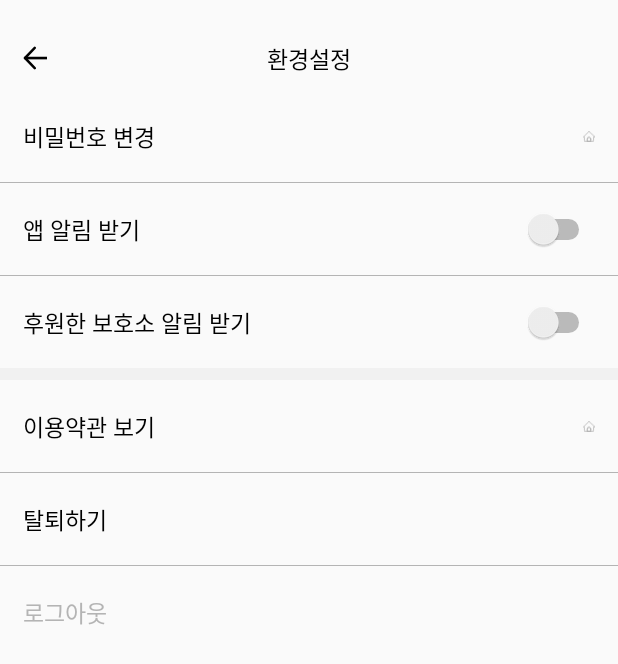
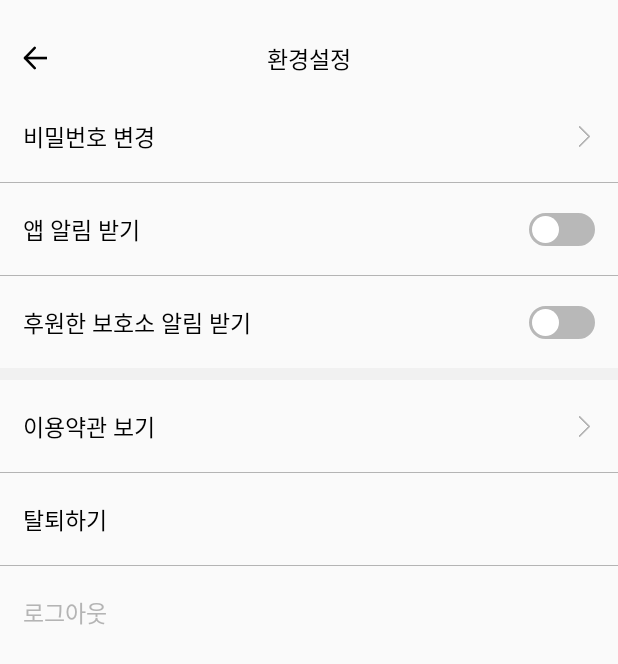
Before and after one commit to Sookhee/DonorPets2.0, an Android app: the SettingActivity screen opened directly, with no data from a screen before it, on a phone screen of 412 x 824 dp. Shown: the top 664 px of the screen. Run offline under Robolectric (Android 15) with nearby library versions, the phone set to English and light mode, and no system bars; Roboto replaces fonts that are not available here.

Commit message:
수정 - 보호소 프로필 - 스크롤 모드 never - setting switch 수정

```diff
--- a/app/src/main/java/kr/hs/emirim/sookhee/redonorpets/DonationActivity.java
+++ b/app/src/main/java/kr/hs/emirim/sookhee/redonorpets/DonationActivity.java
@@ -106,7 +106,7 @@ public class DonationActivity extends AppCompatActivity {
             chip.setCheckable(true);
             chip.setCheckedIconVisible(false);
             chip.setChipIconSize(dm.density*15);
-            chip.setHeight((int)dm.density*70);
+            chip.setHeight((int)dm.density*55);
             chip.setChipStartPadding(dm.density*9);
             if(donationObject.get(i).getIsDonation()){
                 chip.setChipIcon(getResources().getDrawable(R.drawable.icon_check_true));
@@ -246,7 +246,6 @@ public class DonationActivity extends AppCompatActivity {
             @Override
             public void onClick(View v) {
                 if(checkTerms[1] == true && checkTerms[2] && totalPoint > 0){
-                    Toast.makeText(getApplicationContext(), "제출", Toast.LENGTH_SHORT).show();
                     finish();
                 }
                 else if(totalPoint == 0){
--- a/app/src/main/java/kr/hs/emirim/sookhee/redonorpets/SettingActivity.java
+++ b/app/src/main/java/kr/hs/emirim/sookhee/redonorpets/SettingActivity.java
@@ -34,6 +34,8 @@ public class SettingActivity extends AppCompatActivity {
         Intent intent;
         intent = new Intent(view.getContext(), LoginActivity.class);
         startActivity(intent);
+
+        finish();
     }
 
 
--- a/app/src/main/java/kr/hs/emirim/sookhee/redonorpets/ShelterProfileActivity.java
+++ b/app/src/main/java/kr/hs/emirim/sookhee/redonorpets/ShelterProfileActivity.java
@@ -62,7 +62,7 @@ public class ShelterProfileActivity extends AppCompatActivity {
     private FirebaseDatabase FirebaseDatabase;
     private DatabaseReference shelterDatabaseReference;
     private DatabaseReference storyDatabaseReference = FirebaseDatabase.getInstance().getReference().child("story");
-    private DatabaseReference userDatabaseReference = FirebaseDatabase.getInstance().getReference().child("user").child("0");
+    private DatabaseReference userDatabaseReference = FirebaseDatabase.getInstance().getReference().child("user").child("-MAFju1Ieq4ZfwhhdhsR");
     Query storyQuery;
 
     //
@@ -102,7 +102,7 @@ public class ShelterProfileActivity extends AppCompatActivity {
 
                 shelterStoryCount = dataSnapshot.child("storyCount").getValue(int.class);
                 tvStoryCount = findViewById(R.id.storyCountTextView);
-                tvStoryCount.setText(Integer.toString(shelterLikeCount));
+                tvStoryCount.setText(Integer.toString(shelterStoryCount));
 
                 tvDonorCount = findViewById(R.id.donorCountTextView);
                 tvDonorCount.setText((dataSnapshot.child("donorCount").getValue(int.class).toString()));
--- a/app/src/main/java/kr/hs/emirim/sookhee/redonorpets/adapter/StoryAdapter.java
+++ b/app/src/main/java/kr/hs/emirim/sookhee/redonorpets/adapter/StoryAdapter.java
@@ -2,6 +2,7 @@ package kr.hs.emirim.sookhee.redonorpets.adapter;
 
 import android.content.Context;
 import android.content.Intent;
+import android.util.Log;
 import android.view.LayoutInflater;
 import android.view.View;
 import android.view.ViewGroup;
@@ -53,6 +54,7 @@ public class StoryAdapter extends RecyclerView.Adapter<StoryAdapter.CustomViewHo
         holder.tvLikeCount.setText(Integer.toString(story.getLikeCount()));
         holder.tvCommentCount.setText(Integer.toString(story.getCommentCount()));
         Picasso.get().load(img).into(holder.ivMainImg);
+
 
     }
 
--- a/app/src/main/java/kr/hs/emirim/sookhee/redonorpets/model/StoryData.java
+++ b/app/src/main/java/kr/hs/emirim/sookhee/redonorpets/model/StoryData.java
@@ -1,4 +1,6 @@
 package kr.hs.emirim.sookhee.redonorpets.model;
+
+import java.util.ArrayList;
 
 public class StoryData {
 
@@ -10,7 +12,6 @@ public class StoryData {
     public String storyPosition;
     public int likeCount;
     public int commentCount;
-
 
     public StoryData() {
     }
--- /dev/null
+++ b/app/src/main/res/drawable/thumb_selector.xml
@@ -0,0 +1,11 @@
+<?xml version="1.0" encoding="utf-8"?>
+<selector xmlns:android="http://schemas.android.com/apk/res/android">
+    <item android:state_checked="false">
+        <shape android:dither="true" android:shape="rectangle" android:useLevel="false" android:visible="true">
+            <solid android:color="@color/white" />
+            <corners android:radius="100dp" />
+            <size android:width="22dp" android:height="22dp" />
+            <stroke android:width="4dp" android:color="#0000ffff" />
+        </shape>
+    </item>
+</selector>
--- /dev/null
+++ b/app/src/main/res/drawable/track_selector.xml
@@ -0,0 +1,22 @@
+<?xml version="1.0" encoding="utf-8"?>
+<selector xmlns:android="http://schemas.android.com/apk/res/android">
+    <item android:state_checked="true">
+        <shape android:dither="true" android:shape="rectangle" android:useLevel="false" android:visible="true">
+            <solid android:color="@color/deep_sky_blue" />
+            <corners android:radius="50dp" />
+            <size android:width="18dp" android:height="12dp" />
+            <stroke android:width="2dp"
+                android:color="@color/deep_sky_blue"/>
+        </shape>
+    </item>
+    <item android:state_checked="false">
+        <shape android:dither="true" android:shape="rectangle" android:useLevel="false" android:visible="true">
+            <solid android:color="#b8b8b8"/>
+            <corners android:radius="50dp" />
+            <size android:width="18dp" android:height="12dp" />
+            <stroke
+                android:width="2dp"
+                android:color="#b8b8b8" />
+        </shape>
+    </item>
+</selector>
--- a/app/src/main/res/layout/activity_donation.xml
+++ b/app/src/main/res/layout/activity_donation.xml
@@ -4,6 +4,8 @@
     xmlns:tools="http://schemas.android.com/tools"
     android:layout_width="match_parent"
     android:layout_height="match_parent"
+    android:focusable="true"
+    android:focusableInTouchMode="true"
     tools:context=".DonationActivity">
 
     <androidx.constraintlayout.widget.ConstraintLayout
--- a/app/src/main/res/layout/activity_setting.xml
+++ b/app/src/main/res/layout/activity_setting.xml
@@ -63,13 +63,13 @@
 
                 <ImageView
                     android:id="@+id/imageView21"
-                    android:layout_width="8dp"
+                    android:layout_width="14dp"
                     android:layout_height="14dp"
                     android:layout_marginEnd="15dp"
+                    android:background="@drawable/icon_right_arrow"
                     app:layout_constraintBottom_toBottomOf="parent"
                     app:layout_constraintEnd_toEndOf="parent"
-                    app:layout_constraintTop_toTopOf="parent"
-                    app:srcCompat="@drawable/icon_home" />
+                    app:layout_constraintTop_toTopOf="parent" />
 
                 <TextView
                     android:id="@+id/textView31"
@@ -120,6 +120,8 @@
                     android:layout_width="wrap_content"
                     android:layout_height="wrap_content"
                     android:layout_marginEnd="15dp"
+                    android:thumb="@drawable/thumb_selector"
+                    android:track="@drawable/track_selector"
                     app:layout_constraintBottom_toBottomOf="parent"
                     app:layout_constraintEnd_toEndOf="parent"
                     app:layout_constraintTop_toTopOf="parent" />
@@ -157,6 +159,8 @@
                     android:layout_width="wrap_content"
                     android:layout_height="wrap_content"
                     android:layout_marginEnd="15dp"
+                    android:thumb="@drawable/thumb_selector"
+                    android:track="@drawable/track_selector"
                     app:layout_constraintBottom_toBottomOf="parent"
                     app:layout_constraintEnd_toEndOf="parent"
                     app:layout_constraintTop_toTopOf="parent" />
@@ -175,13 +179,13 @@
 
                 <ImageView
                     android:id="@+id/imageView24"
-                    android:layout_width="8dp"
+                    android:layout_width="14dp"
                     android:layout_height="14dp"
                     android:layout_marginEnd="15dp"
+                    android:background="@drawable/icon_right_arrow"
                     app:layout_constraintBottom_toBottomOf="parent"
                     app:layout_constraintEnd_toEndOf="parent"
-                    app:layout_constraintTop_toTopOf="parent"
-                    app:srcCompat="@drawable/icon_home" />
+                    app:layout_constraintTop_toTopOf="parent" />
 
                 <TextView
                     android:id="@+id/textView24"
--- a/app/src/main/res/layout/activity_story_detail.xml
+++ b/app/src/main/res/layout/activity_story_detail.xml
@@ -2,6 +2,8 @@
 <androidx.constraintlayout.widget.ConstraintLayout xmlns:android="http://schemas.android.com/apk/res/android"
     xmlns:app="http://schemas.android.com/apk/res-auto"
     xmlns:tools="http://schemas.android.com/tools"
+    android:focusable="true"
+    android:focusableInTouchMode="true"
     android:layout_width="match_parent"
     android:layout_height="match_parent"
     tools:context=".StoryDetailActivity">
--- a/app/src/main/res/layout/donation_item.xml
+++ b/app/src/main/res/layout/donation_item.xml
@@ -4,6 +4,8 @@
     xmlns:tools="http://schemas.android.com/tools"
     android:layout_width="match_parent"
     android:layout_height="wrap_content"
+    android:focusable="true"
+    android:focusableInTouchMode="true"
     android:background="@color/white">
 
     <TextView
--- a/app/src/main/res/layout/fragment_mypage.xml
+++ b/app/src/main/res/layout/fragment_mypage.xml
@@ -170,7 +170,8 @@
             <androidx.constraintlayout.widget.ConstraintLayout
                 android:id="@+id/badgeLayout"
                 android:layout_width="match_parent"
-                android:layout_height="wrap_content">
+                android:layout_height="wrap_content"
+                android:visibility="gone">
 
                 <TextView
                     android:id="@+id/textView14"
--- a/app/src/main/res/layout/fragment_shelter.xml
+++ b/app/src/main/res/layout/fragment_shelter.xml
@@ -131,6 +131,7 @@
         android:layout_height="0dp"
         android:layout_marginStart="15dp"
         android:layout_marginTop="15dp"
+        android:overScrollMode="never"
         app:layout_constraintBottom_toBottomOf="parent"
         app:layout_constraintEnd_toEndOf="parent"
         app:layout_constraintStart_toStartOf="parent"
```
Also changed, not shown: app/src/main/java/kr/hs/emirim/sookhee/redonorpets/FragmentMypage.java (+4 -38 lines), app/src/main/java/kr/hs/emirim/sookhee/redonorpets/LoginActivity.java (+47 -1 lines), app/src/main/java/kr/hs/emirim/sookhee/redonorpets/StoryDetailActivity.java (+27 -31 lines), app/src/main/res/layout/activity_shelter_profile.xml (+33 -1 lines), app/src/main/res/drawable/icon_right_arrow.png (added), app/src/main/res/drawable/layer_shelter_profile.png (added).
